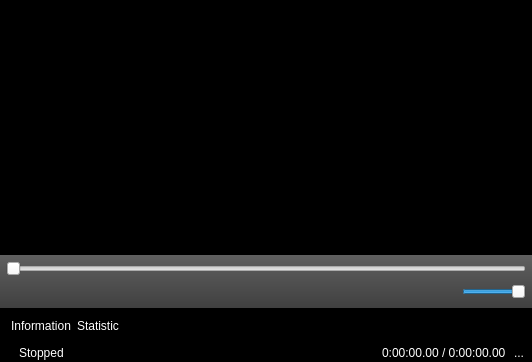
mpc-qt/mpc-qt, file hostwindow.ui: the form before one commit.
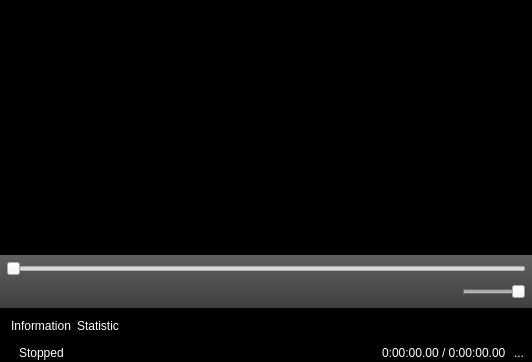
The form after the commit. Icons and pictures are not drawn.

Commit message:
Turn off ui when not playing
This prevents pointless state changes that do nothing.

What changed in the file:
```diff
--- a/hostwindow.ui
+++ b/hostwindow.ui
@@ -284,6 +284,9 @@
         </item>
         <item>
          <widget class="QSlider" name="volume">
+          <property name="enabled">
+           <bool>false</bool>
+          </property>
           <property name="minimumSize">
            <size>
             <width>64</width>
```
Left out of the diff: 33 changed lines with no effect on the pictures. The commit also changes 3 other files.
